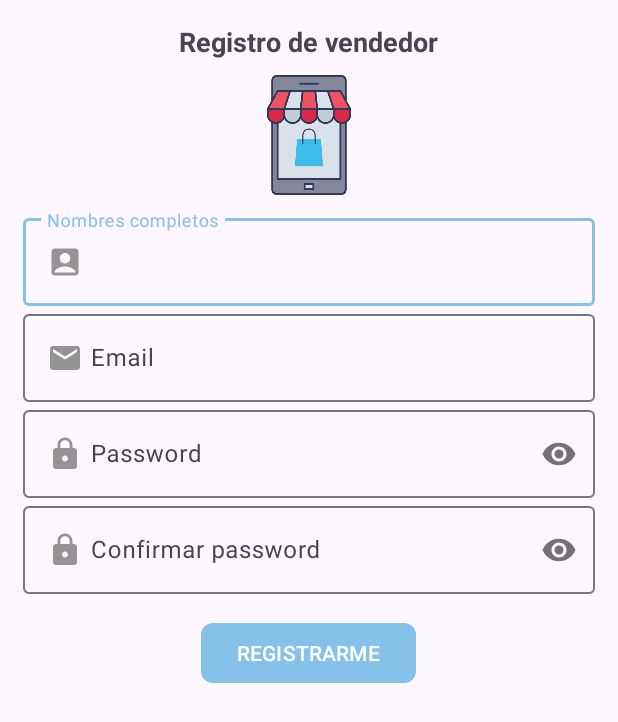
After one commit to Cesar183/TiendaVirtual, an Android app: the RegistroVendedorActivity screen opened directly, with no data from a screen before it, on a phone screen of 412 x 824 dp. The commit adds this screen. Shown: the top 722 px of the screen. Run offline under Robolectric (Android 15) with nearby library versions, the phone set to English and light mode, and no system bars.

Commit message:
Se agrega pantalla registro de vendedor

```diff
--- a/app/src/main/AndroidManifest.xml
+++ b/app/src/main/AndroidManifest.xml
@@ -12,6 +12,9 @@
         android:supportsRtl="true"
         android:theme="@style/Theme.TiendaVirtual">
         <activity
+            android:name=".vendedor.RegistroVendedorActivity"
+            android:exported="false" />
+        <activity
             android:name=".vendedor.MainActivityVendedor"
             android:exported="false" />
         <activity
@@ -25,7 +28,7 @@
         </activity>
         <activity
             android:name=".cliente.MainActivityCliente"
-            android:exported="true"></activity>
+            android:exported="true" />
     </application>
 
 </manifest>
--- /dev/null
+++ b/app/src/main/java/com/app/tiendavirtual/vendedor/RegistroVendedorActivity.kt
@@ -0,0 +1,12 @@
+package com.app.tiendavirtual.vendedor
+
+import android.os.Bundle
+import androidx.appcompat.app.AppCompatActivity
+import com.app.tiendavirtual.R
+
+class RegistroVendedorActivity : AppCompatActivity() {
+    override fun onCreate(savedInstanceState: Bundle?) {
+        super.onCreate(savedInstanceState)
+        setContentView(R.layout.activity_registro_vendedor)
+    }
+}
--- /dev/null
+++ b/app/src/main/res/drawable/ico_email.xml
@@ -0,0 +1,5 @@
+<vector xmlns:android="http://schemas.android.com/apk/res/android" android:height="24dp" android:tint="#949494" android:viewportHeight="24" android:viewportWidth="24" android:width="24dp">
+
+    <path android:fillColor="@android:color/white" android:pathData="M20,4L4,4c-1.1,0 -1.99,0.9 -1.99,2L2,18c0,1.1 0.9,2 2,2h16c1.1,0 2,-0.9 2,-2L22,6c0,-1.1 -0.9,-2 -2,-2zM20,8l-8,5 -8,-5L4,6l8,5 8,-5v2z"/>
+
+</vector>
--- /dev/null
+++ b/app/src/main/res/drawable/ico_nombres.xml
@@ -0,0 +1,5 @@
+<vector xmlns:android="http://schemas.android.com/apk/res/android" android:height="24dp" android:tint="#949494" android:viewportHeight="24" android:viewportWidth="24" android:width="24dp">
+
+    <path android:fillColor="@android:color/white" android:pathData="M19,3H5C3.9,3 3,3.9 3,5v14c0,1.1 0.9,2 2,2h14c1.1,0 2,-0.9 2,-2V5C21,3.9 20.1,3 19,3zM12,6c1.93,0 3.5,1.57 3.5,3.5c0,1.93 -1.57,3.5 -3.5,3.5s-3.5,-1.57 -3.5,-3.5C8.5,7.57 10.07,6 12,6zM19,19H5v-0.23c0,-0.62 0.28,-1.2 0.76,-1.58C7.47,15.82 9.64,15 12,15s4.53,0.82 6.24,2.19c0.48,0.38 0.76,0.97 0.76,1.58V19z"/>
+
+</vector>
--- /dev/null
+++ b/app/src/main/res/drawable/ico_password.xml
@@ -0,0 +1,5 @@
+<vector xmlns:android="http://schemas.android.com/apk/res/android" android:height="24dp" android:tint="#949494" android:viewportHeight="24" android:viewportWidth="24" android:width="24dp">
+
+    <path android:fillColor="@android:color/white" android:pathData="M18,8h-1L17,6c0,-2.76 -2.24,-5 -5,-5S7,3.24 7,6v2L6,8c-1.1,0 -2,0.9 -2,2v10c0,1.1 0.9,2 2,2h12c1.1,0 2,-0.9 2,-2L20,10c0,-1.1 -0.9,-2 -2,-2zM12,17c-1.1,0 -2,-0.9 -2,-2s0.9,-2 2,-2 2,0.9 2,2 -0.9,2 -2,2zM15.1,8L8.9,8L8.9,6c0,-1.71 1.39,-3.1 3.1,-3.1 1.71,0 3.1,1.39 3.1,3.1v2z"/>
+
+</vector>
--- /dev/null
+++ b/app/src/main/res/layout/activity_registro_vendedor.xml
@@ -0,0 +1,106 @@
+<?xml version="1.0" encoding="utf-8"?>
+<ScrollView xmlns:android="http://schemas.android.com/apk/res/android"
+    xmlns:app="http://schemas.android.com/apk/res-auto"
+    xmlns:tools="http://schemas.android.com/tools"
+    android:id="@+id/main"
+    android:layout_width="match_parent"
+    android:layout_height="match_parent"
+    tools:context=".vendedor.RegistroVendedorActivity">
+
+    <androidx.appcompat.widget.LinearLayoutCompat
+        android:layout_width="match_parent"
+        android:layout_height="wrap_content"
+        android:orientation="vertical"
+        android:padding="15dp">
+
+        <TextView
+            android:layout_width="wrap_content"
+            android:layout_height="wrap_content"
+            android:layout_gravity="center"
+            android:text="@string/txtRegistroV"
+            android:textSize="18sp"
+            android:textStyle="bold" />
+
+        <androidx.appcompat.widget.AppCompatImageView
+            android:layout_width="80dp"
+            android:layout_height="80dp"
+            android:layout_gravity="center"
+            android:layout_marginTop="10dp"
+            android:layout_marginBottom="10dp"
+            android:src="@drawable/registro_vendedor" />
+
+        <com.google.android.material.textfield.TextInputLayout
+            android:layout_width="match_parent"
+            android:layout_height="wrap_content">
+
+            <EditText
+                android:id="@+id/etNombresV"
+                android:layout_width="match_parent"
+                android:layout_height="wrap_content"
+                android:drawableStart="@drawable/ico_nombres"
+                android:drawablePadding="5dp"
+                android:hint="@string/etNombresV"
+                android:inputType="textPersonName|textCapWords" />
+
+        </com.google.android.material.textfield.TextInputLayout>
+
+        <com.google.android.material.textfield.TextInputLayout
+            android:layout_width="match_parent"
+            android:layout_height="wrap_content">
+
+            <EditText
+                android:id="@+id/etEmailV"
+                android:layout_width="match_parent"
+                android:layout_height="wrap_content"
+                android:drawableStart="@drawable/ico_email"
+                android:drawablePadding="5dp"
+                android:hint="@string/etEmailV"
+                android:inputType="textEmailAddress" />
+
+        </com.google.android.material.textfield.TextInputLayout>
+
+        <com.google.android.material.textfield.TextInputLayout
+            android:layout_width="match_parent"
+            android:layout_height="wrap_content"
+            app:passwordToggleEnabled="true">
+
+            <EditText
+                android:id="@+id/etPasswordV"
+                android:layout_width="match_parent"
+                android:layout_height="wrap_content"
+                android:drawableStart="@drawable/ico_password"
+                android:drawablePadding="5dp"
+                android:hint="@string/etPasswordV"
+                android:inputType="textPassword" />
+
+        </com.google.android.material.textfield.TextInputLayout>
+
+        <com.google.android.material.textfield.TextInputLayout
+            android:layout_width="match_parent"
+            android:layout_height="wrap_content"
+            app:passwordToggleEnabled="true">
+
+            <EditText
+                android:id="@+id/etCPassword"
+                android:layout_width="match_parent"
+                android:layout_height="wrap_content"
+                android:drawableStart="@drawable/ico_password"
+                android:drawablePadding="5dp"
+                android:hint="@string/etCPassword"
+                android:inputType="textPassword" />
+
+        </com.google.android.material.textfield.TextInputLayout>
+
+        <com.google.android.material.button.MaterialButton
+            android:id="@+id/btnRegistrarV"
+            android:layout_width="wrap_content"
+            android:layout_height="wrap_content"
+            android:layout_gravity="center"
+            android:layout_marginTop="15dp"
+            android:text="@string/btnRegistrarV"
+            android:textAllCaps="true"
+            app:cornerRadius="8dp" />
+
+    </androidx.appcompat.widget.LinearLayoutCompat>
+
+</ScrollView>
--- a/app/src/main/res/values/strings.xml
+++ b/app/src/main/res/values/strings.xml
@@ -23,6 +23,14 @@
     <string name="op_tienda_c">Tienda</string>
     <string name="op_mis_ordenes_c">Mis órdenes</string>
 
+    <!--Registro de vendedor-->
+    <string name="txtRegistroV">Registro de vendedor</string>
+    <string name="etNombresV">Nombres completos</string>
+    <string name="etEmailV">Email</string>
+    <string name="etPasswordV">Password</string>
+    <string name="etCPassword">Confirmar password</string>
+    <string name="btnRegistrarV">Registrarme</string>
+
     <string name="txt_bienvenida">Bienvenido(a)</string>
     <!-- TODO: Remove or change this placeholder text -->
     <string name="hello_blank_fragment">Hello blank fragment</string>
```
Also changed, not shown: app/src/main/res/drawable/registro_vendedor.png (added).
